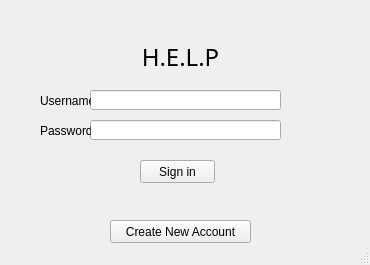
Above: build-groupG-Desktop_Qt_5_15_1_MinGW_64_bit-Debug/groupG/mainwindow.ui from vuandy50/GROUP_G before the change. Below: the same form after it.
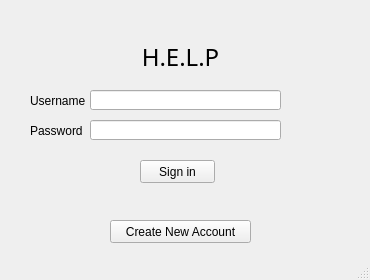
That is the form after the change.

Diff of the .ui file:
```diff
--- a/build-groupG-Desktop_Qt_5_15_1_MinGW_64_bit-Debug/groupG/mainwindow.ui
+++ b/build-groupG-Desktop_Qt_5_15_1_MinGW_64_bit-Debug/groupG/mainwindow.ui
@@ -7,7 +7,7 @@
     <x>0</x>
     <y>0</y>
     <width>370</width>
-    <height>265</height>
+    <height>280</height>
    </rect>
   </property>
   <property name="windowTitle">
@@ -82,9 +82,9 @@
    <widget class="QLabel" name="label_2">
     <property name="geometry">
      <rect>
-      <x>40</x>
+      <x>30</x>
       <y>90</y>
-      <width>51</width>
+      <width>61</width>
       <height>21</height>
      </rect>
     </property>
@@ -95,9 +95,9 @@
    <widget class="QLabel" name="label_3">
     <property name="geometry">
      <rect>
-      <x>40</x>
+      <x>30</x>
       <y>120</y>
-      <width>51</width>
+      <width>61</width>
       <height>21</height>
      </rect>
     </property>
```
